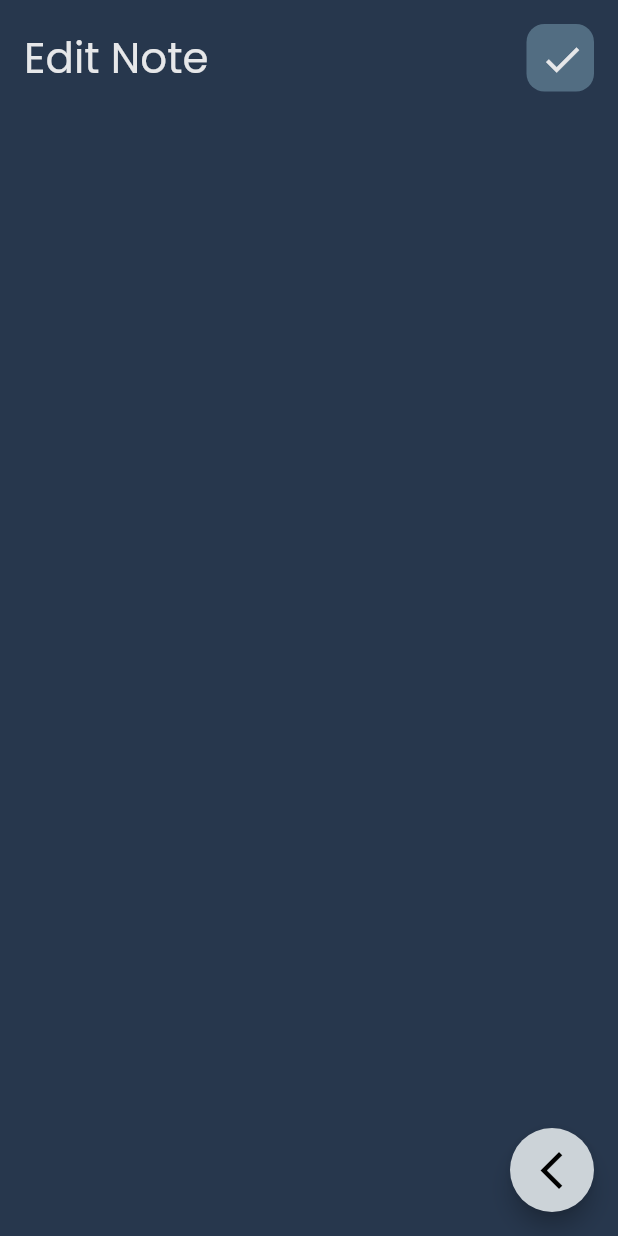
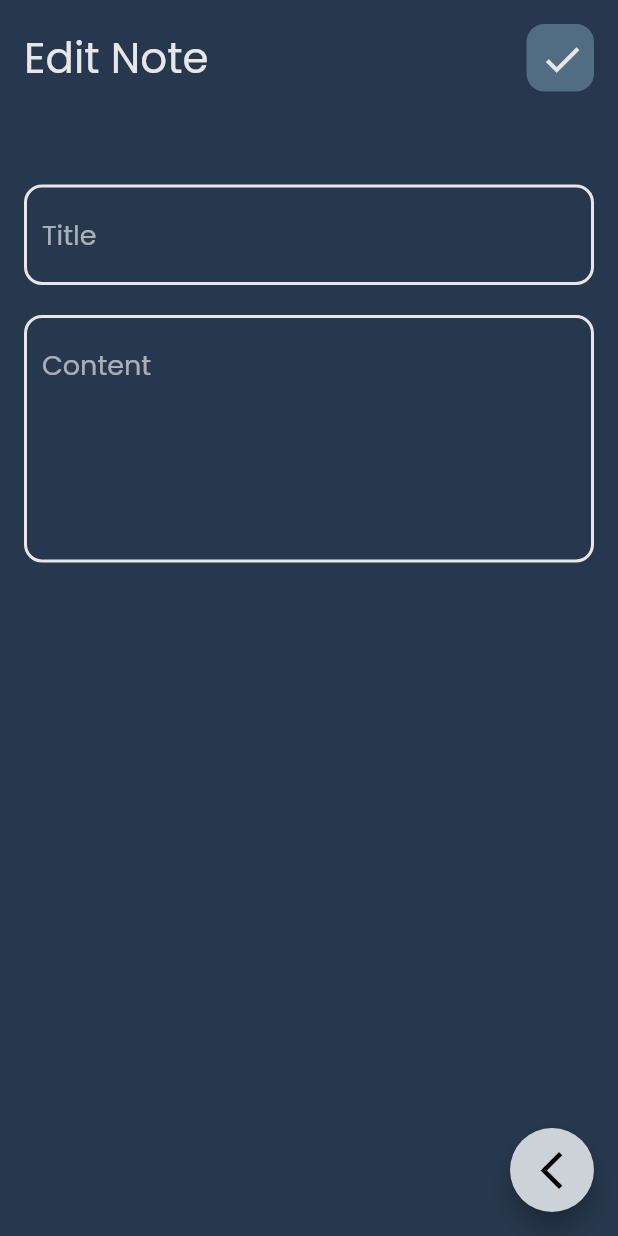
Before and after one commit to MohamedMohamedSaleh/notes_app, a Flutter app: the EditNoteView screen opened directly, on a phone screen of 412 x 824 dp. Run offline on Flutter 3.47's test engine with Material 2 defaults, Android fonts, the phone set to English and light mode, and no system bars.

Commit message:
add edit text field and finished UI

```diff
--- a/lib/views/edit_note_view.dart
+++ b/lib/views/edit_note_view.dart
@@ -1,6 +1,7 @@
 import 'package:flutter/material.dart';
 import 'package:notes_app/constants/colors.dart';
 import 'package:notes_app/views/widgets/custom_app_bar.dart';
+import 'package:notes_app/views/widgets/custom_text_field.dart';
 
 class EditNoteView extends StatelessWidget {
   const EditNoteView({super.key});
@@ -22,6 +23,19 @@ class EditNoteView extends StatelessWidget {
         padding: EdgeInsets.all(16.0),
         child: Column(children: [
           CustomAppBar(title: "Edit Note", typeIcon: Icons.check),
+          SizedBox(
+            height: 50,
+          ),
+          CustomTextField(
+            hintText: 'Title',
+          ),
+          SizedBox(
+            height: 20,
+          ),
+          CustomTextField(
+            hintText: 'Content',
+            maxLines: 5,
+          ),
         ]),
       ),
     );
```
